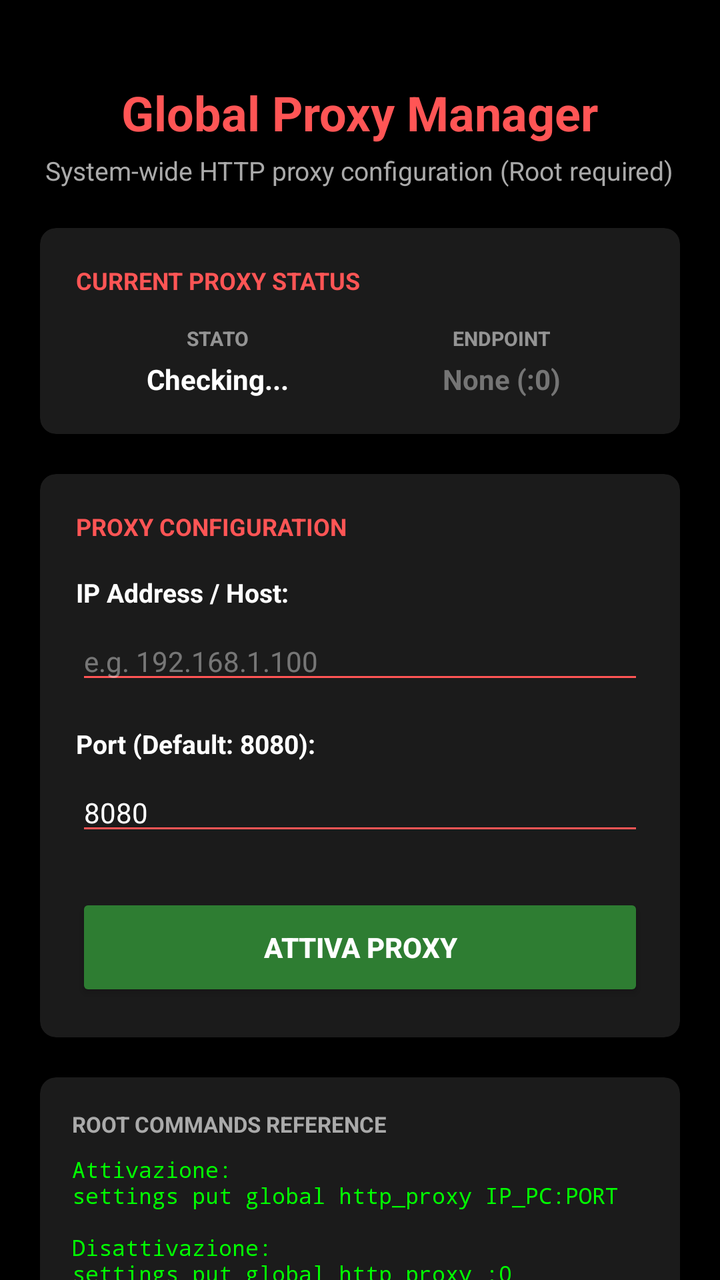
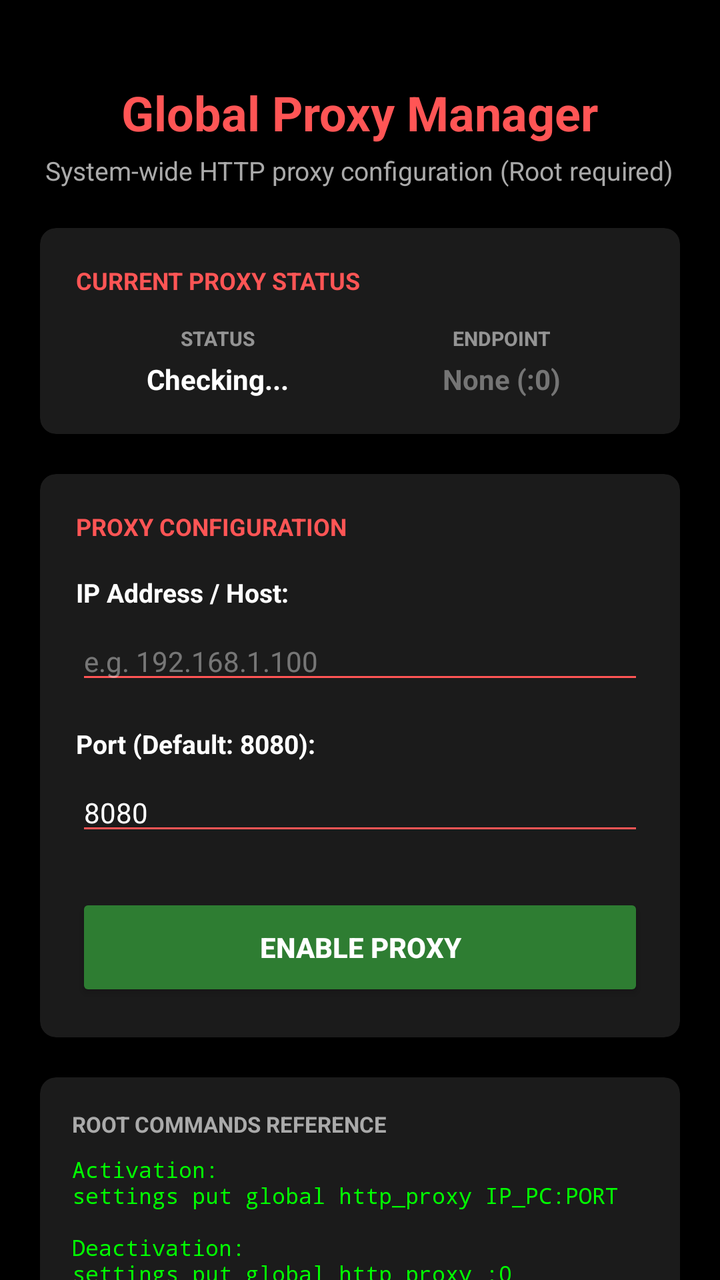

Before-and-after screenshots of an Android layout around one commit, followed by the original layout XML and the change that was made.
<!-- AndroidManifest.xml: application theme Theme.MoPWN -->
<!-- res/layout/activity_global_proxy.xml -->
<?xml version="1.0" encoding="utf-8"?>
<ScrollView xmlns:android="http://schemas.android.com/apk/res/android"
    xmlns:app="http://schemas.android.com/apk/res-auto"
    xmlns:tools="http://schemas.android.com/tools"
    android:layout_width="match_parent"
    android:layout_height="match_parent"
    android:background="@drawable/main_background"
    android:fillViewport="true"
    tools:context=".GlobalProxyActivity">

    <LinearLayout
        android:layout_width="match_parent"
        android:layout_height="wrap_content"
        android:orientation="vertical"
        android:padding="20dp">

        
        <TextView
            android:id="@+id/tvProxyTitle"
            android:layout_width="wrap_content"
            android:layout_height="wrap_content"
            android:layout_gravity="center_horizontal"
            android:layout_marginTop="20dp"
            android:text="Global Proxy Manager"
            android:textColor="#FF5555"
            android:textSize="24sp"
            android:textStyle="bold" />

        <TextView
            android:layout_width="wrap_content"
            android:layout_height="wrap_content"
            android:layout_gravity="center_horizontal"
            android:layout_marginTop="4dp"
            android:layout_marginBottom="20dp"
            android:text="System-wide HTTP proxy configuration (Root required)"
            android:textColor="#AAAAAA"
            android:textSize="13sp" />

        
        <androidx.cardview.widget.CardView
            android:layout_width="match_parent"
            android:layout_height="wrap_content"
            app:cardBackgroundColor="#CC222222"
            app:cardCornerRadius="8dp"
            app:cardElevation="4dp"
            android:layout_marginBottom="20dp">

            <LinearLayout
                android:layout_width="match_parent"
                android:layout_height="wrap_content"
                android:orientation="vertical"
                android:padding="18dp">

                <TextView
                    android:layout_width="wrap_content"
                    android:layout_height="wrap_content"
                    android:text="CURRENT PROXY STATUS"
                    android:textColor="#FF5555"
                    android:textSize="12sp"
                    android:textStyle="bold"
                    android:layout_marginBottom="14dp"/>

                <LinearLayout
                    android:layout_width="match_parent"
                    android:layout_height="wrap_content"
                    android:orientation="horizontal"
                    android:weightSum="2">

                    <LinearLayout
                        android:layout_width="0dp"
                        android:layout_height="wrap_content"
                        android:orientation="vertical"
                        android:layout_weight="1"
                        android:gravity="center">

                        <TextView
                            android:layout_width="wrap_content"
                            android:layout_height="wrap_content"
                            android:text="STATO"
                            android:textColor="#88FFFFFF"
                            android:textSize="10sp"
                            android:textStyle="bold"/>

                        <TextView
                            android:id="@+id/tvProxyStatus"
                            android:layout_width="wrap_content"
                            android:layout_height="wrap_content"
                            android:text="Checking..."
                            android:textColor="@color/white"
                            android:textSize="14sp"
                            android:textStyle="bold"
                            android:layout_marginTop="4dp"/>
                    </LinearLayout>

                    <LinearLayout
                        android:layout_width="0dp"
                        android:layout_height="wrap_content"
                        android:orientation="vertical"
                        android:layout_weight="1"
                        android:gravity="center">

                        <TextView
                            android:layout_width="wrap_content"
                            android:layout_height="wrap_content"
                            android:text="ENDPOINT"
                            android:textColor="#88FFFFFF"
                            android:textSize="10sp"
                            android:textStyle="bold"/>

                        <TextView
                            android:id="@+id/tvProxyEndpoint"
                            android:layout_width="wrap_content"
                            android:layout_height="wrap_content"
                            android:text="None (:0)"
                            android:textColor="#757575"
                            android:textSize="14sp"
                            android:textStyle="bold"
                            android:layout_marginTop="4dp"
                            android:ellipsize="end"
                            android:singleLine="true"/>
                    </LinearLayout>
                </LinearLayout>

            </LinearLayout>
        </androidx.cardview.widget.CardView>

        
        <androidx.cardview.widget.CardView
            android:layout_width="match_parent"
            android:layout_height="wrap_content"
            app:cardBackgroundColor="#CC222222"
            app:cardCornerRadius="8dp"
            app:cardElevation="4dp"
            android:layout_marginBottom="20dp">

            <LinearLayout
                android:layout_width="match_parent"
                android:layout_height="wrap_content"
                android:orientation="vertical"
                android:padding="18dp">

                <TextView
                    android:layout_width="wrap_content"
                    android:layout_height="wrap_content"
                    android:text="PROXY CONFIGURATION"
                    android:textColor="#FF5555"
                    android:textSize="12sp"
                    android:textStyle="bold"
                    android:layout_marginBottom="16dp"/>

                
                <TextView
                    android:layout_width="wrap_content"
                    android:layout_height="wrap_content"
                    android:text="IP Address / Host:"
                    android:textColor="@color/white"
                    android:textSize="13sp"
                    android:textStyle="bold"
                    android:layout_marginBottom="6dp"/>

                <EditText
                    android:id="@+id/etProxyIp"
                    android:layout_width="match_parent"
                    android:layout_height="wrap_content"
                    android:hint="e.g. 192.168.1.100"
                    android:textColor="@color/white"
                    android:textColorHint="#66FFFFFF"
                    android:backgroundTint="#FF5555"
                    android:textSize="14sp"
                    android:inputType="textUri|text"
                    android:layout_marginBottom="16dp"/>

                
                <TextView
                    android:layout_width="wrap_content"
                    android:layout_height="wrap_content"
                    android:text="Port (Default: 8080):"
                    android:textColor="@color/white"
                    android:textSize="13sp"
                    android:textStyle="bold"
                    android:layout_marginBottom="6dp"/>

                <EditText
                    android:id="@+id/etProxyPort"
                    android:layout_width="match_parent"
                    android:layout_height="wrap_content"
                    android:text="8080"
                    android:hint="8080"
                    android:textColor="@color/white"
                    android:textColorHint="#66FFFFFF"
                    android:backgroundTint="#FF5555"
                    android:textSize="14sp"
                    android:inputType="number"
                    android:layout_marginBottom="24dp"/>

                
                <Button
                    android:id="@+id/btnToggleProxy"
                    android:layout_width="match_parent"
                    android:layout_height="54dp"
                    android:text="Attiva Proxy"
                    android:textSize="14sp"
                    android:textStyle="bold"
                    android:textColor="@color/white"
                    android:backgroundTint="#2E7D32" />

            </LinearLayout>
        </androidx.cardview.widget.CardView>

        
        <androidx.cardview.widget.CardView
            android:layout_width="match_parent"
            android:layout_height="wrap_content"
            app:cardBackgroundColor="#CC222222"
            app:cardCornerRadius="8dp"
            app:cardElevation="4dp"
            android:layout_marginBottom="24dp">

            <LinearLayout
                android:layout_width="match_parent"
                android:layout_height="wrap_content"
                android:orientation="vertical"
                android:padding="16dp">

                <TextView
                    android:layout_width="wrap_content"
                    android:layout_height="wrap_content"
                    android:text="ROOT COMMANDS REFERENCE"
                    android:textColor="#AAAAAA"
                    android:textSize="11sp"
                    android:textStyle="bold"
                    android:layout_marginBottom="8dp"/>

                <TextView
                    android:layout_width="wrap_content"
                    android:layout_height="wrap_content"
                    android:text="Attivazione:\nsettings put global http_proxy IP_PC:PORT\n\nDisattivazione:\nsettings put global http_proxy :0"
                    android:textColor="#00FF00"
                    android:fontFamily="monospace"
                    android:textSize="11sp"
                    android:layout_marginBottom="8dp"/>

                <TextView
                    android:layout_width="wrap_content"
                    android:layout_height="wrap_content"
                    android:text="Una notifica permanente resta attiva finché il proxy è attivo, con un pulsante rapido per la disconnessione."
                    android:textColor="#88FFFFFF"
                    android:textSize="11sp"/>
            </LinearLayout>
        </androidx.cardview.widget.CardView>

    </LinearLayout>
</ScrollView>
<!-- resources referenced by this layout -->
<resources>
  <color name="white">#FFFFFFFF</color>
  <style name="Theme.MoPWN" parent="Theme.MaterialComponents.DayNight.NoActionBar">
          <item name="colorPrimary">@color/green_primary</item>
          <item name="colorOnPrimary">@color/black</item>
          <item name="android:windowBackground">@color/black</item>
      </style>
  <color name="green_primary">#00FF00</color>
  <color name="black">#FF000000</color>
</resources>

<!-- the commit's change to res/layout/activity_global_proxy.xml (unified diff, before → after) -->
@@ -76,7 +76,7 @@
                         <TextView
                             android:layout_width="wrap_content"
                             android:layout_height="wrap_content"
-                            android:text="STATO"
+                            android:text="STATUS"
                             android:textColor="#88FFFFFF"
                             android:textSize="10sp"
                             android:textStyle="bold"/>
@@ -198,7 +198,7 @@
                     android:id="@+id/btnToggleProxy"
                     android:layout_width="match_parent"
                     android:layout_height="54dp"
-                    android:text="Attiva Proxy"
+                    android:text="Enable Proxy"
                     android:textSize="14sp"
                     android:textStyle="bold"
                     android:textColor="@color/white"
@@ -234,7 +234,7 @@
                 <TextView
                     android:layout_width="wrap_content"
                     android:layout_height="wrap_content"
-                    android:text="Attivazione:\nsettings put global http_proxy IP_PC:PORT\n\nDisattivazione:\nsettings put global http_proxy :0"
+                    android:text="Activation:\nsettings put global http_proxy IP_PC:PORT\n\nDeactivation:\nsettings put global http_proxy :0"
                     android:textColor="#00FF00"
                     android:fontFamily="monospace"
                     android:textSize="11sp"
@@ -243,7 +243,7 @@
                 <TextView
                     android:layout_width="wrap_content"
                     android:layout_height="wrap_content"
-                    android:text="Una notifica permanente resta attiva finché il proxy è attivo, con un pulsante rapido per la disconnessione."
+                    android:text="A persistent notification remains active while the proxy is running, with a quick action button to disconnect."
                     android:textColor="#88FFFFFF"
                     android:textSize="11sp"/>
             </LinearLayout>
